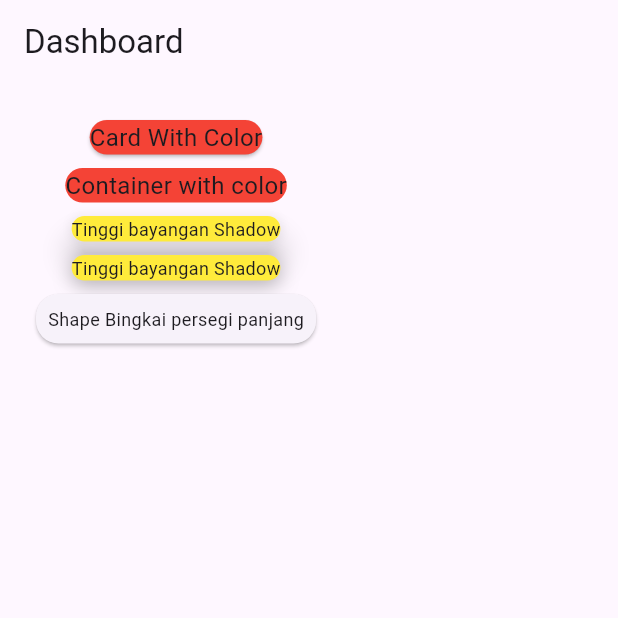
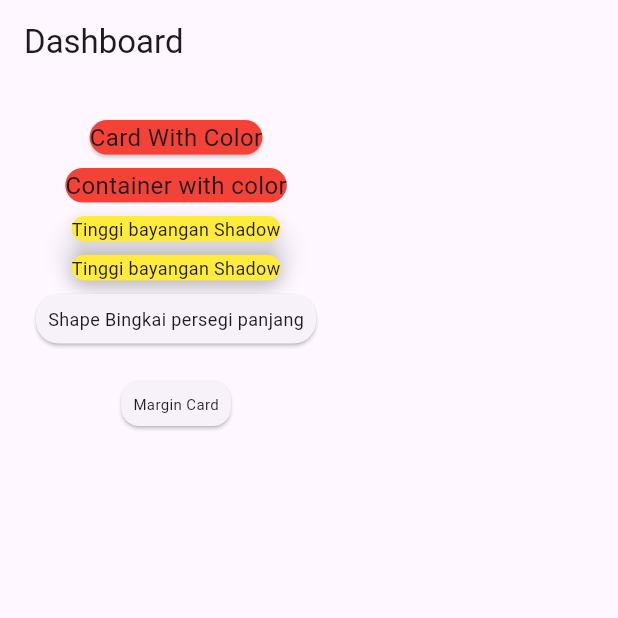
Before and after one commit to helenoktaa/week8_card, a Flutter app: the screen it shows after launch, on a phone screen of 412 x 824 dp, the top half of it. Run offline on Flutter 3.47's test engine with Material 3 defaults, Android fonts, the phone set to English and light mode, and no system bars.

Commit message:
add margin card

```diff
--- a/lib/pages/page_card_01.dart
+++ b/lib/pages/page_card_01.dart
@@ -70,6 +70,14 @@ class MyCardNight extends StatelessWidget {
                   ),
                 ),
               ),
+              SizedBox(height: 5),
+              Card(
+                margin: EdgeInsets.all(16.0),
+                child: Padding(
+                  padding: const EdgeInsets.all(8.0),
+                  child: Text("Margin Card", style: TextStyle(fontSize: 10.0)),
+                ),
+              ),
             ],
           ),
         ),
```
